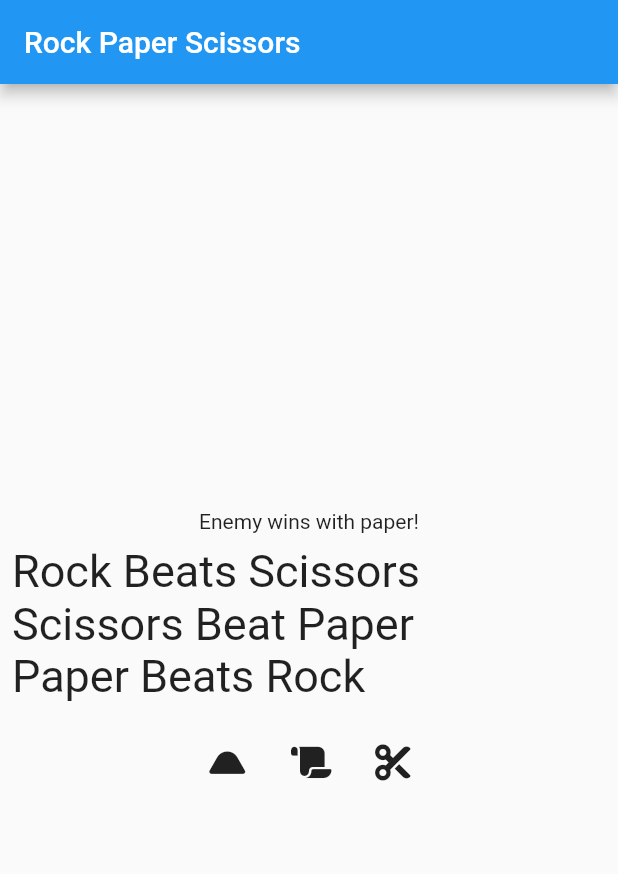
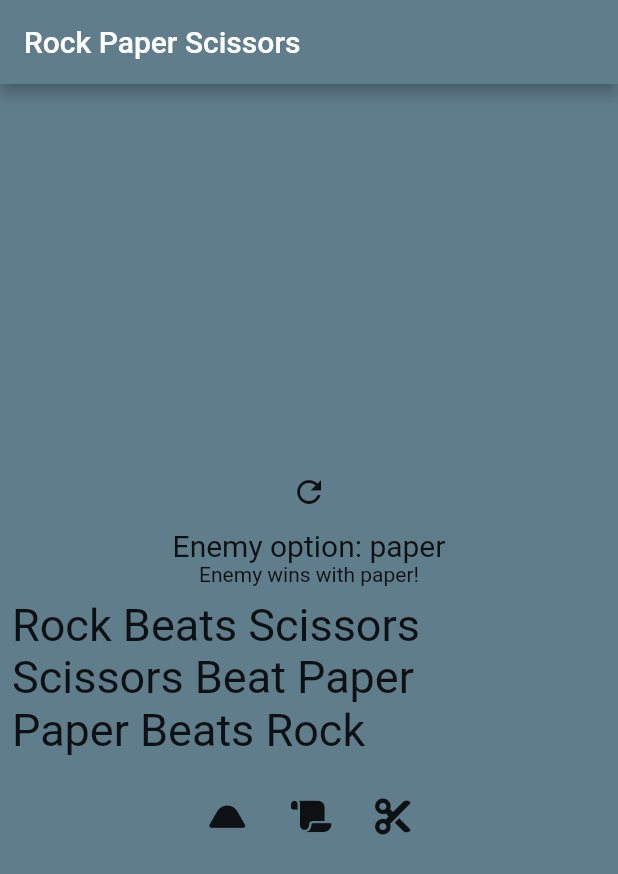
Before and after one commit to russell0627/rock_paper_scissors, a Flutter app: the screen it shows after launch, after a tap on an icon or button, on a phone screen of 412 x 824 dp. Shown: the top 874 px of the screen. Run offline on Flutter 3.47's test engine with Material 2 defaults, Android fonts, the phone set to English and light mode, and no system bars; our stand-ins replace font_awesome_flutter.

Commit message:
added enemy option showing and background changes

```diff
--- a/lib/main.dart
+++ b/lib/main.dart
@@ -1,5 +1,4 @@
 import 'package:flutter/material.dart';
-import 'package:flutter/services.dart';
 import 'package:font_awesome_flutter/font_awesome_flutter.dart';
 
 import 'utils/roller.dart';
@@ -7,21 +6,17 @@ import 'utils/roller.dart';
 // TODO: Add a feature to show the enemy's selection when the throw button is clicked.
 
 void main() {
-  runApp(const MyApp());
+  runApp(const App());
 }
 
-class MyApp extends StatelessWidget {
-  const MyApp({Key? key}) : super(key: key);
+class App extends StatelessWidget {
+  const App({Key? key}) : super(key: key);
 
-  // This widget is the root of your application.
   @override
   Widget build(BuildContext context) {
-    return MaterialApp(
+    return const MaterialApp(
       title: 'Rock Paper Scissors',
-      theme: ThemeData(
-        primarySwatch: Colors.blue,
-      ),
-      home: const HomePage(title: 'Rock Paper Scissors'),
+      home: HomePage(title: 'Rock Paper Scissors'),
     );
   }
 }
@@ -36,19 +31,30 @@ class HomePage extends StatefulWidget {
 }
 
 class _HomePageState extends State<HomePage> {
-  String gameOutcome = "";
+  String _gameOutcome = "";
+  late GameOption _enemyGameOption;
+  bool gameStarted = false;
 
   @override
   Widget build(BuildContext context) {
     return Scaffold(
+      backgroundColor: Colors.blueGrey,
       appBar: AppBar(
         title: Text(widget.title),
+        backgroundColor: Colors.blueGrey,
       ),
       body: Center(
         child: Column(
           mainAxisAlignment: MainAxisAlignment.center,
           children: [
-            Text(gameOutcome),
+            IconButton(
+                onPressed: () => setState(() {
+                      gameStarted = false;
+                      _gameOutcome = "";
+                    }),
+                icon: const Icon(Icons.refresh)),
+            Text("Enemy option: ${gameStarted ? _enemyGameOption.name : "You can't see this yet!"}", style: const TextStyle(fontSize: 20, ),),
+            Text(_gameOutcome),
             Row(
               children: const [
                 Padding(
@@ -86,25 +92,30 @@ class _HomePageState extends State<HomePage> {
     );
   }
 
-  GameOption _createEnemyGameOption() => GameOption.values[rollDie(3) - 1];
+  GameOption createEnemyGameOption() => GameOption.values[rollDie(3) - 1];
 
-  void playGame(GameOption userOption,) {
+  void playGame(
+    GameOption userOption,
+  ) {
     setState(() {
-      final enemyGameOption = _createEnemyGameOption();
+      final enemyGameOption = createEnemyGameOption();
 
       if (userOption == enemyGameOption) {
-        gameOutcome = "Its a tie!";
+        _gameOutcome = "Its a tie!";
       } else if (userOption == GameOption.rock && enemyGameOption == GameOption.scissors) {
-        gameOutcome = "You win!";
+        _gameOutcome = "You win!";
       } else if (userOption == GameOption.rock && enemyGameOption == GameOption.paper) {
-        gameOutcome = "Enemy wins with ${enemyGameOption.name}!";
+        _gameOutcome = "Enemy wins with ${enemyGameOption.name}!";
       } else if (userOption == GameOption.scissors && enemyGameOption == GameOption.paper) {
-        gameOutcome = "You win!";
+        _gameOutcome = "You win!";
       } else if (enemyGameOption == GameOption.rock && userOption == GameOption.scissors) {
-        gameOutcome = "Enemy wins with ${enemyGameOption.name}!";
+        _gameOutcome = "Enemy wins with ${enemyGameOption.name}!";
       } else {
-        gameOutcome = "Enemy wins with ${enemyGameOption.name}!";
+        _gameOutcome = "Enemy wins with ${enemyGameOption.name}!";
       }
+
+      _enemyGameOption = enemyGameOption;
+      gameStarted = true;
     });
   }
 }
```
